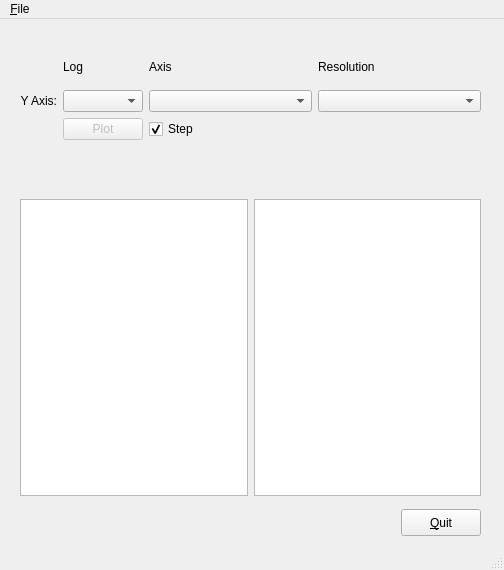
Qt form oldtimer.ui (sesotek/oldtimer) before a commit.
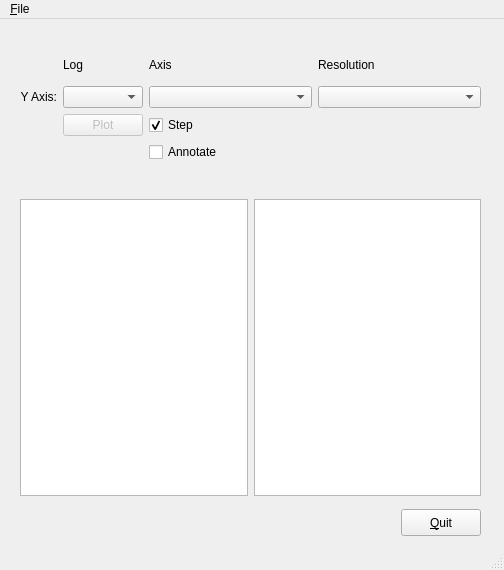
The same form after that commit.

Commit message: Rungs labeled nicely. Annotations of active gravity done.

```diff
--- a/oldtimer.ui
+++ b/oldtimer.ui
@@ -63,10 +63,10 @@
       <x>20</x>
       <y>30</y>
       <width>461</width>
-      <height>91</height>
+      <height>113</height>
      </rect>
     </property>
-    <layout class="QGridLayout" name="gridLayoutPlotSettings" rowstretch="0,0,0" columnstretch="0,0,1,1">
+    <layout class="QGridLayout" name="gridLayoutPlotSettings" rowstretch="0,0,0,0" columnstretch="0,0,1,1">
      <property name="sizeConstraint">
       <enum>QLayout::SetMinimumSize</enum>
      </property>
@@ -162,6 +162,13 @@
      <item row="1" column="3">
       <widget class="QComboBox" name="comboResolution"/>
      </item>
+     <item row="3" column="2">
+      <widget class="QCheckBox" name="checkBoxAnnotate">
+       <property name="text">
+        <string>Annotate</string>
+       </property>
+      </widget>
+     </item>
     </layout>
    </widget>
    <widget class="QWidget" name="layoutWidget">
```
The commit also changes 2 other files.
